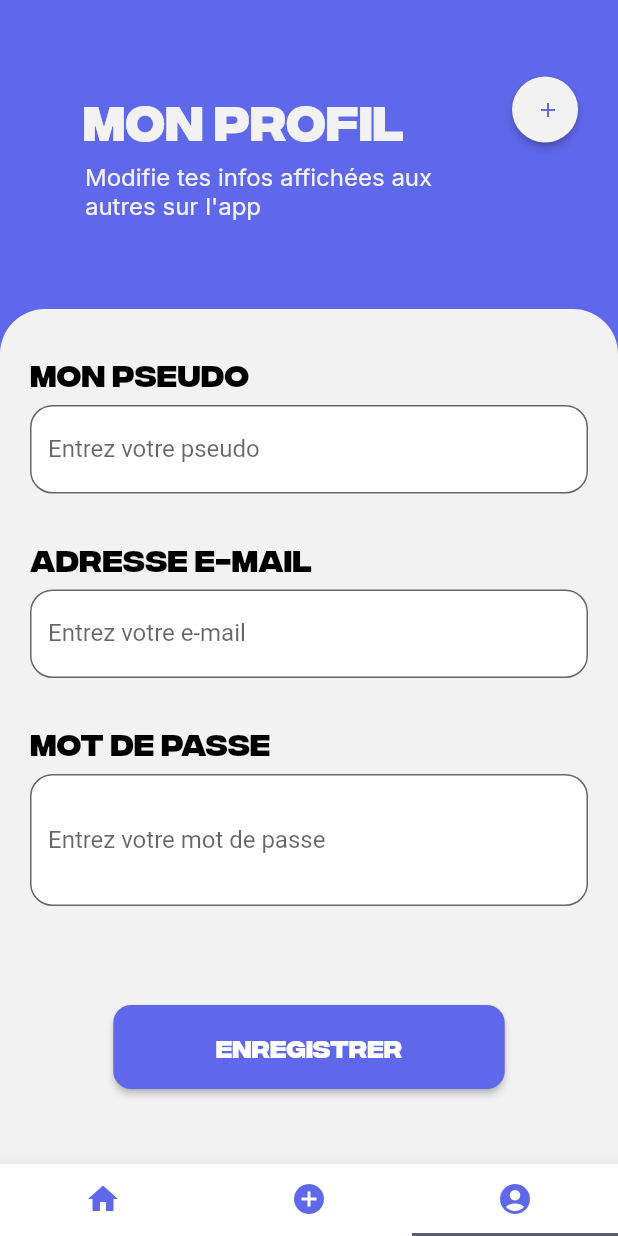
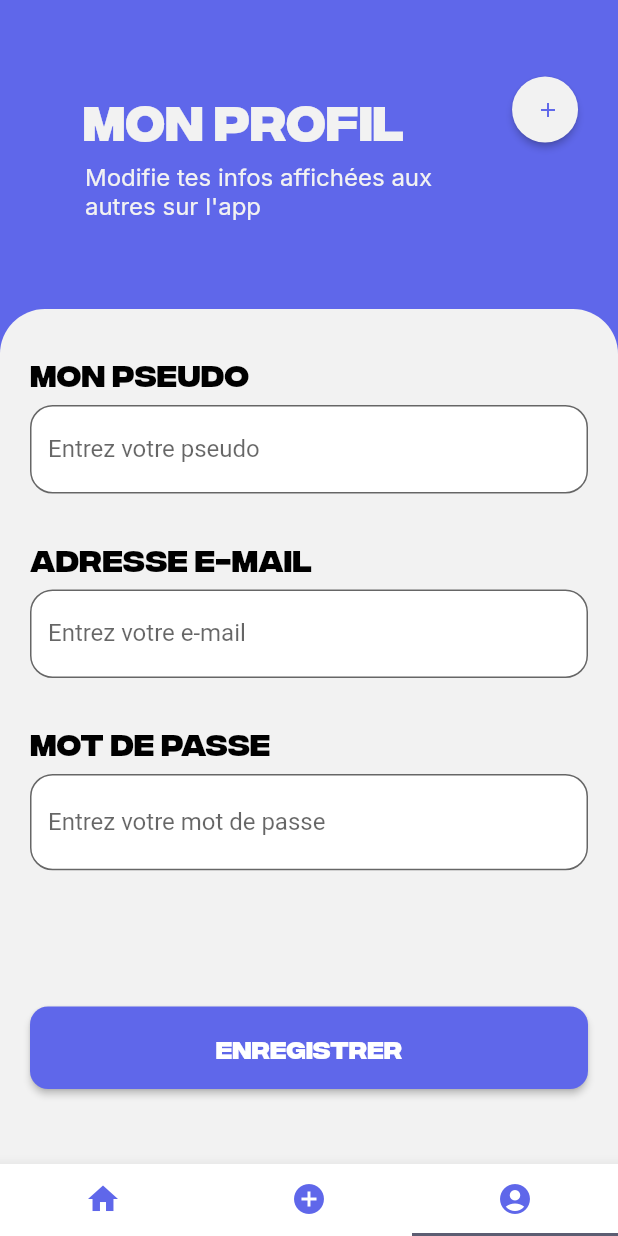
Before and after one commit to luca328/yapasdsou, a Flutter app: the MainView screen opened directly, item 3 of the bottom bar chosen, on a phone screen of 412 x 824 dp. Run offline on Flutter 3.47's test engine with Material 2 defaults, Android fonts, the phone set to English and light mode, and no system bars; our stand-ins replace carousel_indicator.

Commit message:
sizedbox input addplan

```diff
--- a/yapadsou/lib/views/addplan_photo.dart
+++ b/yapadsou/lib/views/addplan_photo.dart
@@ -161,8 +161,8 @@ class AddplanPhotoView extends StatelessWidget {
                       ),
                       const Spacer(),
                       SimpleButton(
-                          width: 261,
-                          height: 56,
+                          width: 500,
+                          height: 55,
                           text: "ENREGISTRER",
                           pressed: () => {},
                           color: CustomColors.blue),
--- a/yapadsou/lib/widgets/inputs.dart
+++ b/yapadsou/lib/widgets/inputs.dart
@@ -52,7 +52,9 @@ class _InputsState extends State<Inputs> {
             return 'Please enter a valid email';
           }
         }
-        if (widget.inputKey == 'password' && value.isNotEmpty && widget.validate) {
+        if (widget.inputKey == 'password' &&
+            value.isNotEmpty &&
+            widget.validate) {
           RegExp exp = RegExp(
               r"^(?=.*?[A-Z])(?=.*?[a-z])(?=.*?[0-9])(?=.*?[!@#\$&*~?'\-_><]).{8,}$");
           if (!exp.hasMatch(value)) {
@@ -71,8 +73,10 @@ class _InputsState extends State<Inputs> {
         labelText: widget.inputText,
         floatingLabelAlignment: FloatingLabelAlignment.start,
         suffix: widget.obscured
-            ? IconButton(
-                padding: const EdgeInsets.all(0),
+            ? SizedBox(
+                height: 20,
+                child: IconButton(
+                  padding: EdgeInsets.zero,
                   iconSize: 20.0,
                   icon: _isObscured
                       ? const Icon(
@@ -88,6 +92,7 @@ class _InputsState extends State<Inputs> {
                       _isObscured = !_isObscured;
                     });
                   },
+                ),
               )
             : null,
       ),
```
Lines whose indentation alone changed are shown as unchanged.
